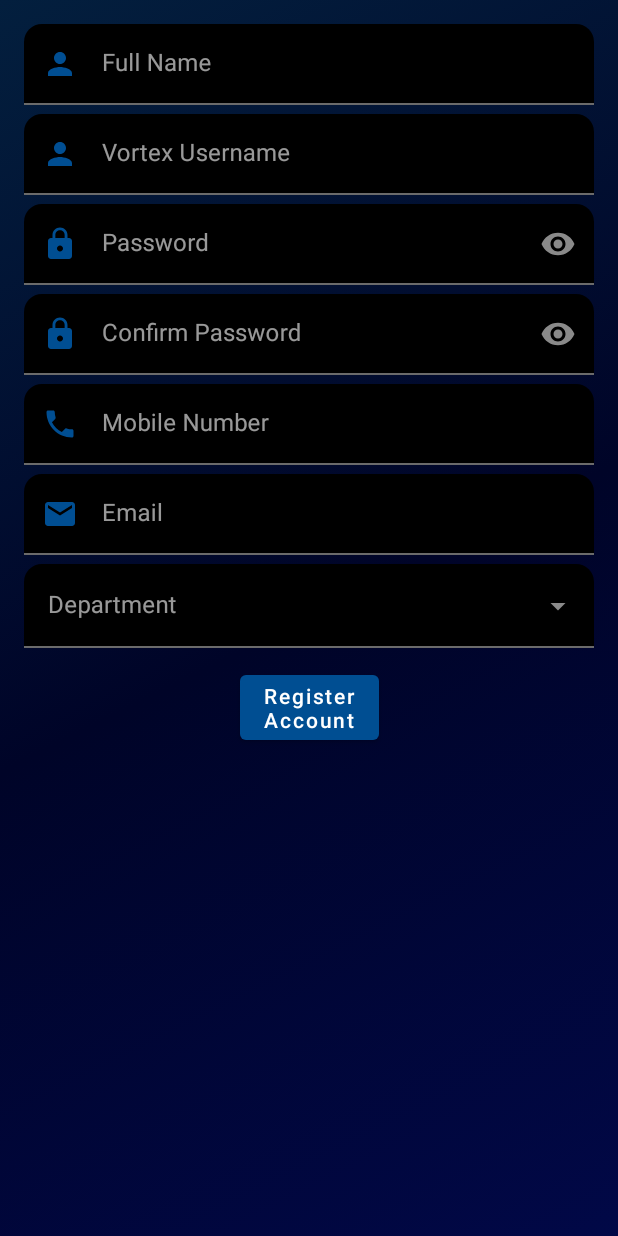
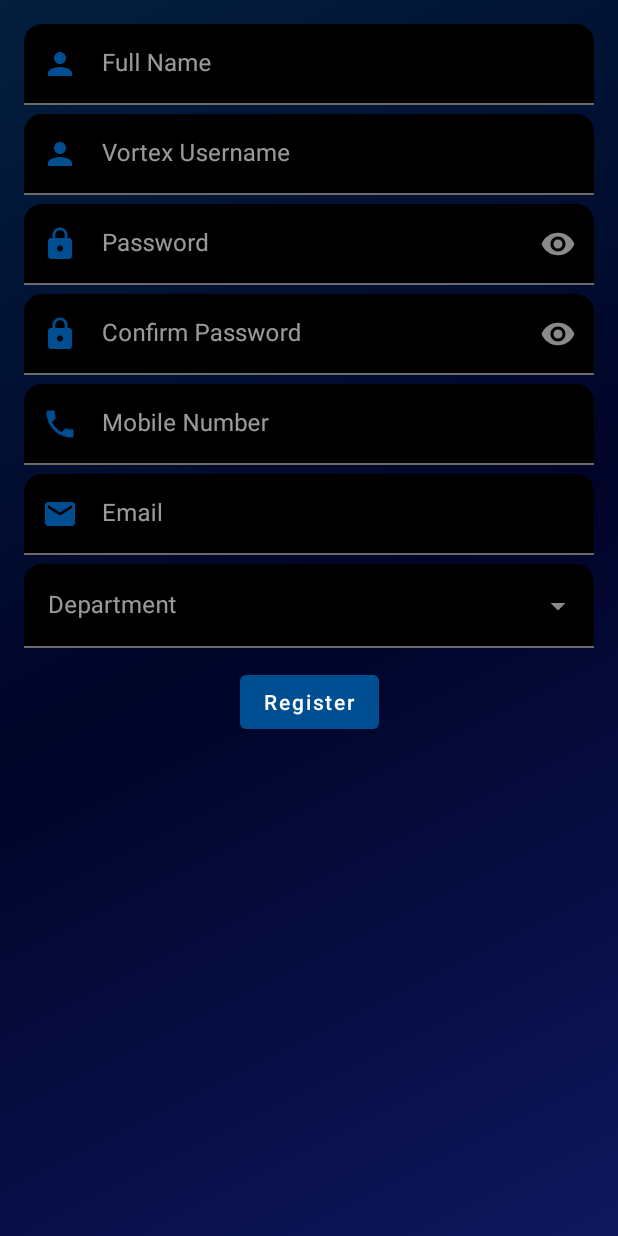
Before and after one commit to csea-vortex/android-vortex-21, an Android app: the RegisterFragment screen opened through its navigation route, on a phone screen of 412 x 824 dp. Run offline under Robolectric (Android 15) with nearby library versions, the phone set to English and light mode, and no system bars; 4 statements that could not run were skipped.

Commit message:
refactor(text): register account -> register

```diff
--- a/app/src/main/res/layout/fragment_login.xml
+++ b/app/src/main/res/layout/fragment_login.xml
@@ -85,7 +85,7 @@
                 android:layout_gravity="center"
                 android:layout_marginStart="2dp"
                 android:layout_weight="1"
-                android:text="@string/register_account"
+                android:text="@string/register"
                 android:textAllCaps="false" />
 
         </LinearLayout>
--- a/app/src/main/res/layout/fragment_register.xml
+++ b/app/src/main/res/layout/fragment_register.xml
@@ -190,7 +190,7 @@
             android:layout_width="wrap_content"
             android:layout_height="wrap_content"
             android:layout_margin="12dp"
-            android:text="@string/register_account"
+            android:text="@string/register"
             android:textAllCaps="false"
             app:layout_constraintEnd_toStartOf="@id/verticalCenterGuideline"
             app:layout_constraintStart_toEndOf="@id/verticalCenterGuideline"
--- a/app/src/main/res/values/colors.xml
+++ b/app/src/main/res/values/colors.xml
@@ -11,7 +11,7 @@
     <color name="white">#fff</color>
 
     <color name="backgroundColorGradientStart">#000428</color>
-    <color name="backgroundColorGradientCenter">#010847</color>
+    <color name="backgroundColorGradientCenter">#0F175E</color>
     <color name="backgroundColorGradientEnd">#031F3E</color>
 
     <color name="textInputLayoutBoxBackground">#02000000</color>
--- a/app/src/main/res/values/strings.xml
+++ b/app/src/main/res/values/strings.xml
@@ -28,7 +28,6 @@
     <string name="need_login">Need Login</string>
     <string name="logout">Logout</string>
     <string name="home">Home</string>
-    <string name="register_account">Register\nAccount</string>
 
     <string name="workshops">Workshops</string>
     <string name="leader_board">Leader Board</string>
```
